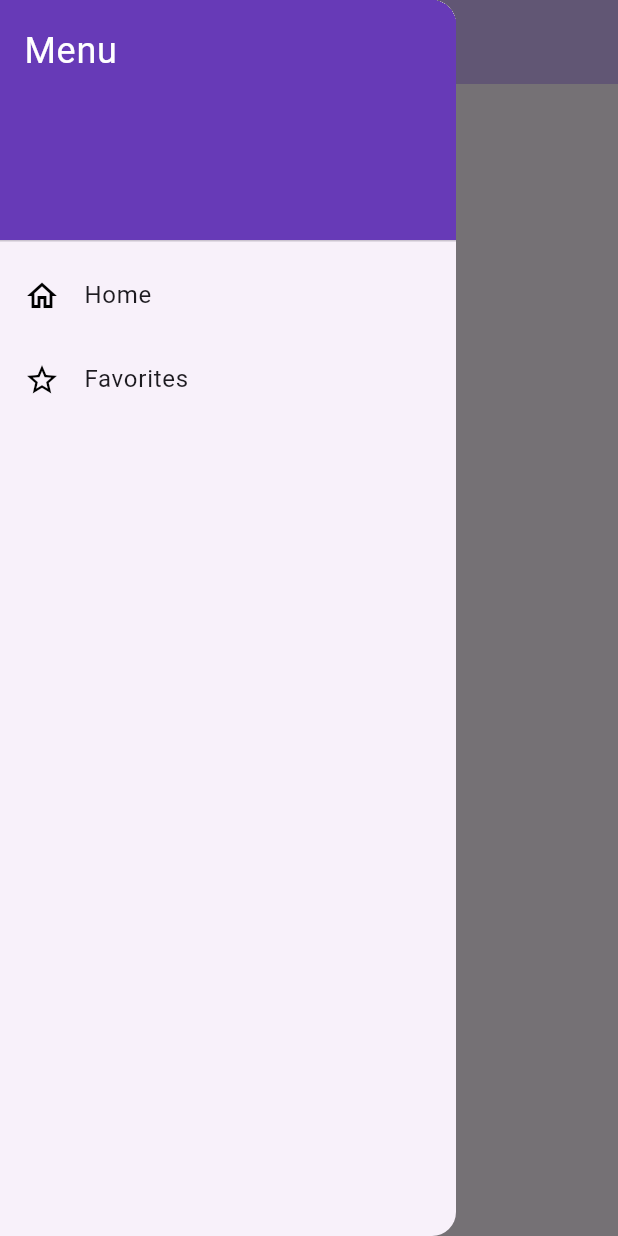
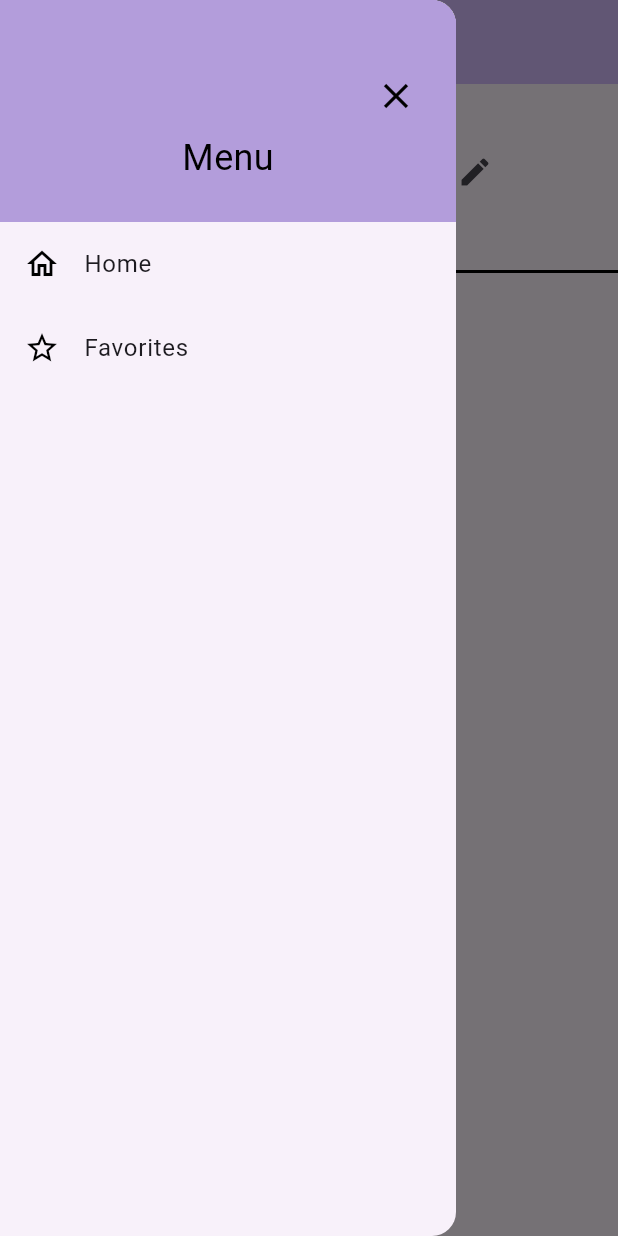
Before and after one commit to marcsaffold17/GetFitApp, a Flutter app: the FavoritesPage screen opened directly, with the side drawer open, on a phone screen of 412 x 824 dp. Run offline on Flutter 3.47's test engine with Material 3 defaults, Android fonts, the phone set to English and light mode, and no system bars; our stand-ins replace cloud_firestore, firebase_core; accounts and stored records are empty.

Commit message:
added renaming workouts
also added examples and formatting for future workouts

```diff
--- a/get_fit_app/lib/main.dart
+++ b/get_fit_app/lib/main.dart
@@ -21,7 +21,7 @@ class MyApp extends StatelessWidget {
 
         colorScheme: ColorScheme.fromSeed(seedColor: Colors.deepPurple),
       ),
-      home: const MyHomePage(title: 'Flutter Demo Home Page'),
+      home: const MyHomePage(title: 'Home'),
     );
   }
 }
--- a/get_fit_app/lib/view/nav_bar.dart
+++ b/get_fit_app/lib/view/nav_bar.dart
@@ -1,4 +1,5 @@
 import 'package:flutter/material.dart';
+import '../main.dart';
 import '../view/view.dart';
 
 class NavBar extends StatelessWidget {
@@ -7,21 +8,45 @@ class NavBar extends StatelessWidget {
   @override
   Widget build(BuildContext context) {
     return Drawer(
-      child: ListView(
-        padding: EdgeInsets.zero,
+      child: Column(
         children: [
-          const DrawerHeader(
-            decoration: BoxDecoration(color: Colors.deepPurple),
-            child: Text(
-              'Menu',
-              style: TextStyle(color: Colors.white, fontSize: 24),
+          Container(
+            color: Colors.deepPurple[200],
+            padding: const EdgeInsets.only(top: 40, bottom: 16),
+            child: Column(
+              children: [
+                Align(
+                  alignment: Alignment.topRight,
+                  child: Padding(
+                    padding: const EdgeInsets.only(right: 16),
+                    child: IconButton(
+                      icon: const Icon(Icons.close, size: 28, color: Colors.black),
+                      onPressed: () {
+                        Navigator.pop(context);
+                      },
                     ),
                   ),
+                ),
+                const Text(
+                  'Menu',
+                  style: TextStyle(fontSize: 24, color: Colors.black),
+                ),
+                const SizedBox(height: 10),
+              ],
+            ),
+          ),
+          Expanded(
+            child: ListView(
+              children: [
                 ListTile(
                   leading: const Icon(Icons.home_outlined, color: Colors.black),
                   title: const Text("Home"),
                   onTap: () {
-              Navigator.popUntil(context, (route) => route.isFirst);
+                    Navigator.push(
+                      context,
+                      MaterialPageRoute(builder: (context) => const MyHomePage(title: 'Home')
+                      ),
+                    );
                   },
                 ),
                 ListTile(
@@ -36,6 +61,9 @@ class NavBar extends StatelessWidget {
                 ),
               ],
             ),
+          ),
+        ],
+      ),
     );
   }
 }
--- a/get_fit_app/lib/view/view.dart
+++ b/get_fit_app/lib/view/view.dart
@@ -1,26 +1,127 @@
 import 'package:flutter/material.dart';
 import 'nav_bar.dart';
-import 'package:flutter/material.dart';
-import 'package:cloud_firestore/cloud_firestore.dart';
-import 'package:firebase_core/firebase_core.dart';
 
-class FavoritesPage extends StatelessWidget {
+class FavoritesPage extends StatefulWidget {
   const FavoritesPage({super.key});
+
+  @override
+  _FavoritesPageState createState() => _FavoritesPageState();
+}
+
+class _FavoritesPageState extends State<FavoritesPage> {
+  // Example list of workouts (can be extended with more items)
+  List<Workout> workouts = [
+    Workout(name: 'Bench Press', muscles: 'Chest, Triceps, Shoulders', sets: 4),
+    Workout(name: 'Squat', muscles: 'Legs, Glutes', sets: 3),
+  ];
+
+  // Method to rename the workout
+  void _renameWorkout(Workout workout) {
+    TextEditingController controller = TextEditingController(text: workout.name);
+
+    showDialog(
+      context: context,
+      builder: (BuildContext context) {
+        return AlertDialog(
+          title: const Text('Rename Workout'),
+          content: TextField(
+            controller: controller,
+            decoration: const InputDecoration(hintText: 'Enter new workout name'),
+          ),
+          actions: <Widget>[
+            TextButton(
+              onPressed: () {
+                setState(() {
+                  workout.name = controller.text;
+                });
+                Navigator.of(context).pop();
+              },
+              child: const Text('Save'),
+            ),
+            TextButton(
+              onPressed: () {
+                Navigator.of(context).pop();
+              },
+              child: const Text('Cancel'),
+            ),
+          ],
+        );
+      },
+    );
+  }
 
   @override
   Widget build(BuildContext context) {
     return Scaffold(
       appBar: AppBar(
-        backgroundColor: Theme
-            .of(context)
-            .colorScheme
-            .inversePrimary,
+        backgroundColor: Theme.of(context).colorScheme.inversePrimary,
         title: const Text('Favorites'),
       ),
       drawer: const NavBar(),
-      body: const Center(
-        child: Text('No Favorites right now'),
+      body: Column(
+        crossAxisAlignment: CrossAxisAlignment.start,
+        children: [
+          Expanded(
+            child: ListView.separated(
+              itemCount: workouts.length,
+              separatorBuilder: (context, index) => const Divider(thickness: 2, color: Colors.black),
+              itemBuilder: (context, index) {
+                return Padding(
+                  padding: const EdgeInsets.all(16.0),
+                  child: WorkoutItem(
+                    workout: workouts[index],
+                    onRename: () => _renameWorkout(workouts[index]),
+                  ),
+                );
+              },
+            ),
+          ),
+        ],
       ),
     );
   }
 }
+
+class Workout {
+  String name;
+  String muscles;
+  int sets;
+
+  Workout({required this.name, required this.muscles, required this.sets});
+}
+
+class WorkoutItem extends StatelessWidget {
+  final Workout workout;
+  final VoidCallback onRename;
+
+  const WorkoutItem({
+    super.key,
+    required this.workout,
+    required this.onRename,
+  });
+
+  @override
+  Widget build(BuildContext context) {
+    return Row(
+      children: [
+        Column(
+          crossAxisAlignment: CrossAxisAlignment.start,
+          children: [
+            Text(
+              workout.name,
+              style: const TextStyle(fontSize: 20, fontWeight: FontWeight.bold),
+            ),
+            const SizedBox(height: 8),
+            Text('Muscles Worked: ${workout.muscles}'),
+            const SizedBox(height: 8),
+            Text('Sets: ${workout.sets}'),
+          ],
+        ),
+        IconButton(
+          icon: const Icon(Icons.edit),
+          onPressed: onRename,
+        ),
+      ],
+    );
+  }
+}
```
Lines whose indentation alone changed are shown as unchanged.
